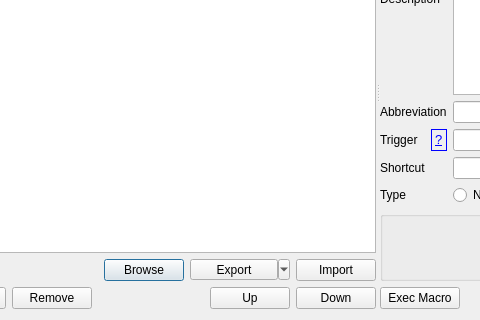
Qt form src/usermenudialog.ui (texstudio-org/texstudio) before a commit; both pictures show x 171 to 651 and y 136 to 456 of the 942 by 456 pixel window.
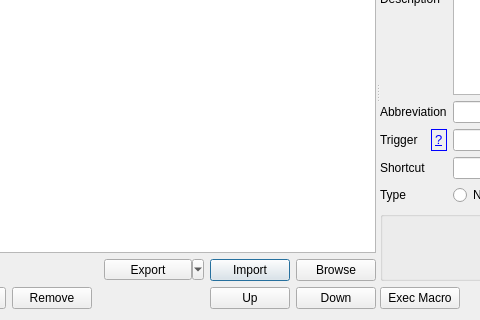
The same form after that commit. Icons and pictures are not drawn.

Commit message: reorder buttons in Edit Macros dialog (#3456)

The edit to the form file:
```diff
--- a/src/usermenudialog.ui
+++ b/src/usermenudialog.ui
@@ -92,16 +92,6 @@
            </property>
           </spacer>
          </item>
-         <item>
-          <widget class="QPushButton" name="pbBrowse">
-           <property name="toolTip">
-            <string>Browse offered macros on txs site.</string>
-           </property>
-           <property name="text">
-            <string>Browse</string>
-           </property>
-          </widget>
-         </item>
          <item>
           <widget class="QToolButton" name="tbExport">
            <property name="sizePolicy">
@@ -140,6 +130,16 @@
            </property>
           </widget>
          </item>
+         <item>
+          <widget class="QPushButton" name="pbBrowse">
+           <property name="toolTip">
+            <string>Browse offered macros on txs site.</string>
+           </property>
+           <property name="text">
+            <string>Browse</string>
+           </property>
+          </widget>
+         </item>
         </layout>
        </item>
        <item>
```
Left out of the diff: 3 changed lines with no effect on the pictures. The commit also changes 1 other file.
